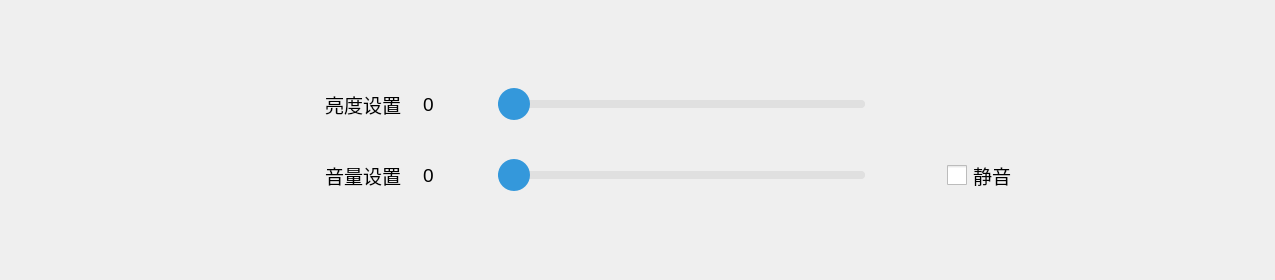
Cohen0415/YunQue-Ticker, file app/Ticker/features/settingPage/settingpage.ui: the form before one commit.
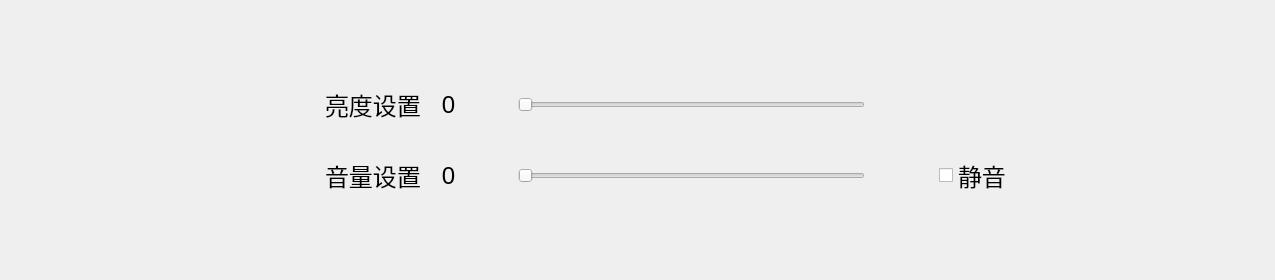
The form after the commit. Icons and pictures are not drawn.

What changed in the file:
```diff
--- a/app/Ticker/features/settingPage/settingpage.ui
+++ b/app/Ticker/features/settingPage/settingpage.ui
@@ -25,40 +25,6 @@
   <property name="windowTitle">
    <string>Form</string>
   </property>
-  <property name="styleSheet">
-   <string notr="true">#backlightHarSlider::handle:horizontal,
-#soundHarSlider::handle:horizontal {
-    background: #3498db;              /* 滑块颜色，可根据需要调整 */
-    width: 32px;                        /* 滑块宽度 */
-    height: 32px;                       /* 滑块高度 */
-    border-radius: 16px;                /* 圆形滑块 */
-    margin: -12px 0;                    /* 保证滑块在槽中居中 */
-}
-
-#backlightHarSlider::groove:horizontal,
-#soundHarSlider::groove:horizontal {
-    background: #dddddd;              /* 可自定义槽体颜色 */
-    height: 8px;                        /* 槽体厚度 */
-    border-radius: 4px;
-}
-
-#backlightHarSlider::sub-page:horizontal,
-#soundHarSlider::sub-page:horizontal {
-    background: #3498db;            /* 进度填充颜色 */
-    border-radius: 4px;
-}
-
-#backlightHarSlider::add-page:horizontal,
-#soundHarSlider::add-page:horizontal {
-    background: #e0e0e0;
-    border-radius: 4px;
-}
-
-QCheckBox::indicator {
-    width: 20px;
-    height: 20px;
-}</string>
-  </property>
   <layout class="QGridLayout" name="gridLayout">
    <property name="leftMargin">
     <number>0</number>
@@ -147,7 +113,7 @@
        <widget class="QLabel" name="backlightSloganLabel">
         <property name="font">
          <font>
-          <pointsize>14</pointsize>
+          <pointsize>18</pointsize>
          </font>
         </property>
         <property name="text">
@@ -165,7 +131,7 @@
         </property>
         <property name="font">
          <font>
-          <pointsize>14</pointsize>
+          <pointsize>18</pointsize>
          </font>
         </property>
         <property name="text">
@@ -205,8 +171,8 @@
         </property>
         <property name="iconSize">
          <size>
-          <width>32</width>
-          <height>32</height>
+          <width>48</width>
+          <height>48</height>
          </size>
         </property>
         <property name="flat">
@@ -354,7 +320,7 @@
           <widget class="QLabel" name="soundSloganLabel">
            <property name="font">
             <font>
-             <pointsize>14</pointsize>
+             <pointsize>18</pointsize>
             </font>
            </property>
            <property name="text">
@@ -372,7 +338,7 @@
            </property>
            <property name="font">
             <font>
-             <pointsize>14</pointsize>
+             <pointsize>18</pointsize>
             </font>
            </property>
            <property name="text">
@@ -412,8 +378,8 @@
            </property>
            <property name="iconSize">
             <size>
-             <width>32</width>
-             <height>32</height>
+             <width>48</width>
+             <height>48</height>
             </size>
            </property>
            <property name="flat">
@@ -482,7 +448,7 @@
         </property>
         <property name="sizeHint" stdset="0">
          <size>
-          <width>33</width>
+          <width>25</width>
           <height>20</height>
          </size>
         </property>
@@ -492,7 +458,7 @@
        <widget class="QCheckBox" name="soundCheckBox">
         <property name="font">
          <font>
-          <pointsize>14</pointsize>
+          <pointsize>18</pointsize>
          </font>
         </property>
         <property name="styleSheet">
```
Left out of the diff: 8 changed lines with no effect on the pictures.
